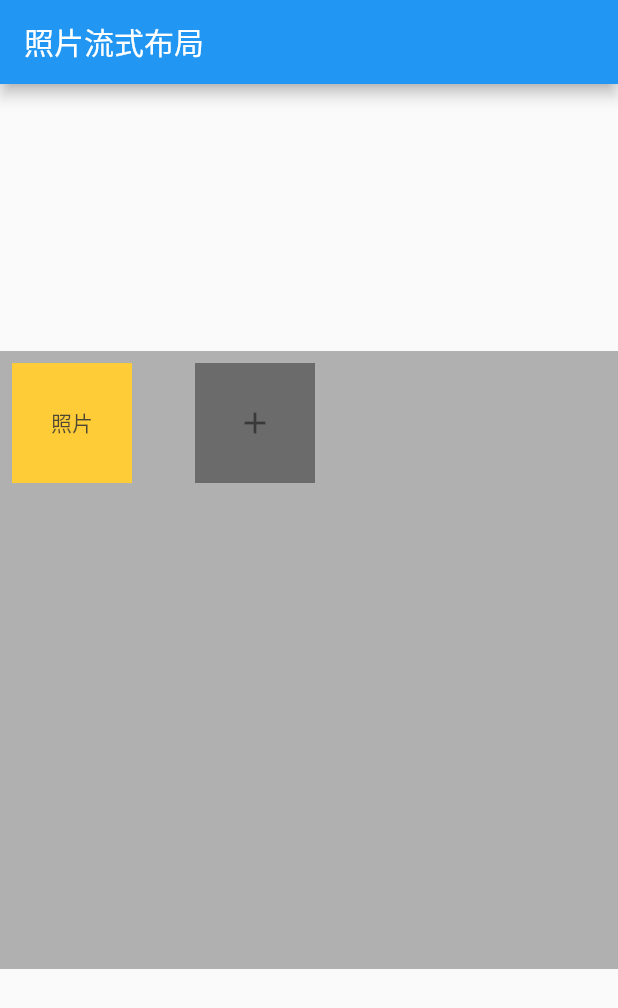
After one commit to wanggw911/flutter_hello, a Flutter app: the WarpLayoutDemo screen opened directly, after a tap on the "add" icon, on a phone screen of 412 x 824 dp. The commit adds this screen. Shown: the top 1008 px of the screen. Run offline on Flutter 3.47's test engine with Material 2 defaults, Android fonts, the phone set to English and light mode, and no system bars.

Commit message:
完成流式布局，模拟添加照片的效果

```diff
--- a/lib/jspang/demo05/demo05_page.dart
+++ b/lib/jspang/demo05/demo05_page.dart
@@ -26,7 +26,6 @@ class _KeepAliveDemoState extends State<KeepAliveDemo> with SingleTickerProvider
   //重写被释放的方法，只释放 TabController
   @override
   void dispose() {
-    // TODO: implement dispose
     _controller.dispose();
     super.dispose();
   }
--- a/lib/jspang/demo06/demo06_page.dart
+++ b/lib/jspang/demo06/demo06_page.dart
@@ -32,7 +32,6 @@ class _SearchBarDemoState extends State<SearchBarDemo> {
 class searchBarDelegate extends SearchDelegate<String> {
   @override
   List<Widget> buildActions(BuildContext context) {
-    // TODO: implement buildActions
     return [
       IconButton(
         icon: Icon(Icons.clear),
--- /dev/null
+++ b/lib/jspang/demo07/demo07_app.dart
@@ -0,0 +1,20 @@
+
+import 'package:flutter/material.dart';
+import 'package:flutter_hello/jspang/demo07/demo07_page.dart';
+
+class Demo07 extends StatelessWidget {
+  const Demo07({Key key}) : super(key: key);
+
+  @override
+  Widget build(BuildContext context) {
+    return MaterialApp(
+      title: 'Flutter Demo 04',
+      theme: ThemeData(
+        primarySwatch: Colors.blue
+      ),
+      home: Scaffold(
+        body: WarpLayoutDemo(),
+      ),
+    );
+  }
+}
--- /dev/null
+++ b/lib/jspang/demo07/demo07_page.dart
@@ -0,0 +1,81 @@
+
+import 'package:flutter/material.dart';
+
+class WarpLayoutDemo extends StatefulWidget {
+  WarpLayoutDemo({Key key}) : super(key: key);
+
+  _WarpLayoutDemoState createState() => _WarpLayoutDemoState();
+}
+
+class _WarpLayoutDemoState extends State<WarpLayoutDemo> {
+  List<Widget> list;
+
+  @override
+  void initState() {
+    super.initState();
+    list = List<Widget>()
+            ..add(buildAddButton());
+  }
+
+  Widget buildAddButton() {
+    return GestureDetector(
+      onTap: (){
+        if (list.length < 9) {
+          setState(() {
+            list.insert(list.length - 1,  buildPhoto());
+          });
+        }
+      },
+      child: Padding(
+        padding: const EdgeInsets.all(8.0),
+        child: Container(
+          width: 80.0,
+          height: 80.0,
+          color: Colors.black54,
+          child: Icon(Icons.add),
+        ),
+      ),
+    );
+  }
+
+  Widget buildPhoto() {
+    return Padding(
+      padding: const EdgeInsets.all(8.0),
+      child: Container(
+        width: 80.0,
+        height: 80.0,
+        color: Colors.amber,
+        child: Center(
+          child: Text('照片'),
+        ),
+      ),
+    );
+  }
+
+  @override
+  Widget build(BuildContext context) {
+    //得到屏幕的宽高，用来设置Container的宽高
+    final widht = MediaQuery.of(context).size.width;
+    final height = MediaQuery.of(context).size.height;
+
+    return Scaffold(
+       appBar: AppBar(
+         title: Text('照片流式布局'),
+       ),
+       body: Center(
+         child: Opacity(
+           opacity: 0.8,
+           child: Container(
+             width: widht,
+             height: height/2,
+             color: Colors.grey,
+             child: Wrap(
+               children: list,
+               spacing: 26.0, //设置间距，然后元素自动适配宽高
+             ),
+           ),
+         ),
+       ),
+    );
+  }
+}
--- a/lib/main.dart
+++ b/lib/main.dart
@@ -5,10 +5,10 @@ import 'package:flutter_hello/jspang/demo03/demo03_pages.dart';
 import 'package:flutter_hello/jspang/demo04/demo04_page.dart';
 import 'package:flutter_hello/jspang/demo05/demo05_page.dart';
 import 'package:flutter_hello/jspang/demo06/demo06_page.dart';
+import 'package:flutter_hello/jspang/demo07/demo07_page.dart';
 
 // Tips：可以在其他地方编写界面，然后在这里修改，就可以查看到效果了，需要删掉这个界面的东西
 void main() => runApp(LearnApp());
-
 
 // ------------------------------------------------------------------------
 
@@ -21,6 +21,7 @@ Map<String, Widget> learningMap = {
   "4、毛玻璃效果制作": FrostedGlassDemo(),
   "5、保持页面状态": KeepAliveDemo(),
   "6、一个不简单的搜索功能": SearchBarDemo(),
+  "7、流式布局，模拟添加照片的效果": WarpLayoutDemo(),
 };
 
 List<String> learningList() {
@@ -47,11 +48,10 @@ class LearnListPage extends StatelessWidget {
     var key = learningList()[index];
     print("点击的item是：$key");
     Widget widget = learningMap[key];
-    Navigator.of(context).push(
-      MaterialPageRoute(builder: (BuildContext context) {
-        return widget;
-      })
-    );
+    Navigator.of(context)
+        .push(MaterialPageRoute(builder: (BuildContext context) {
+      return widget;
+    }));
   }
 
   @override
@@ -66,7 +66,7 @@ class LearnListPage extends StatelessWidget {
         itemBuilder: (context, index) => ListTile(
           title: Text('${learningList()[index]}'),
           trailing: Icon(Icons.arrow_forward_ios),
-          onTap: (){
+          onTap: () {
             _listItemTapAction(index, context);
           },
         ),
```
Also changed, not shown: 1 other file.
